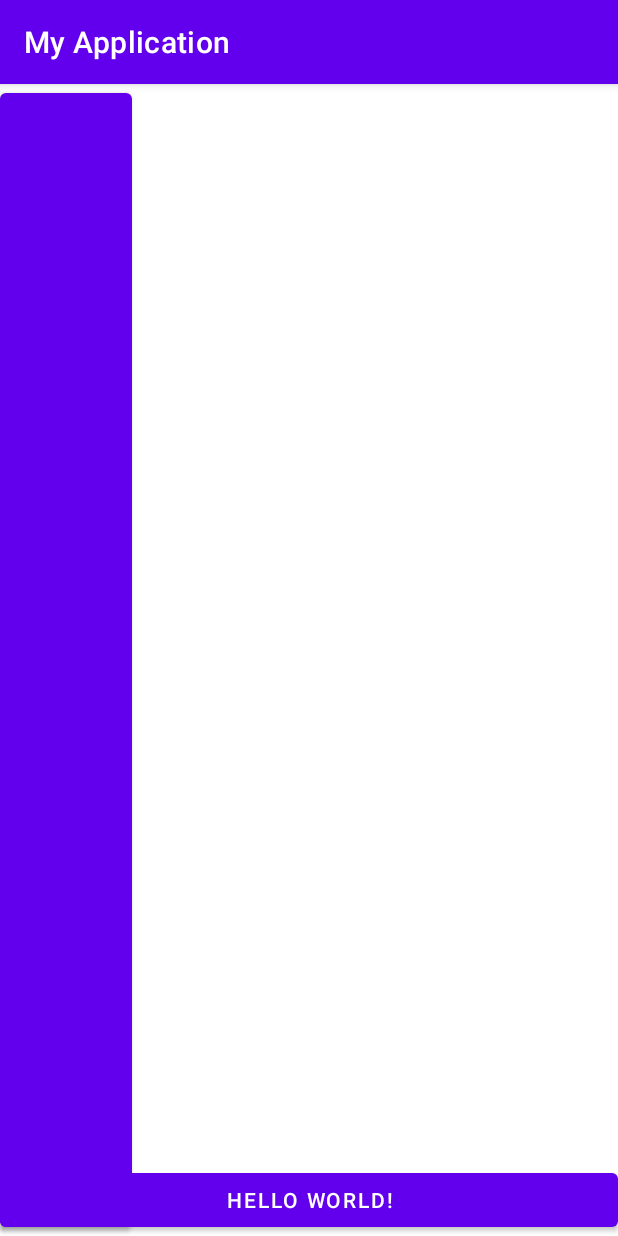
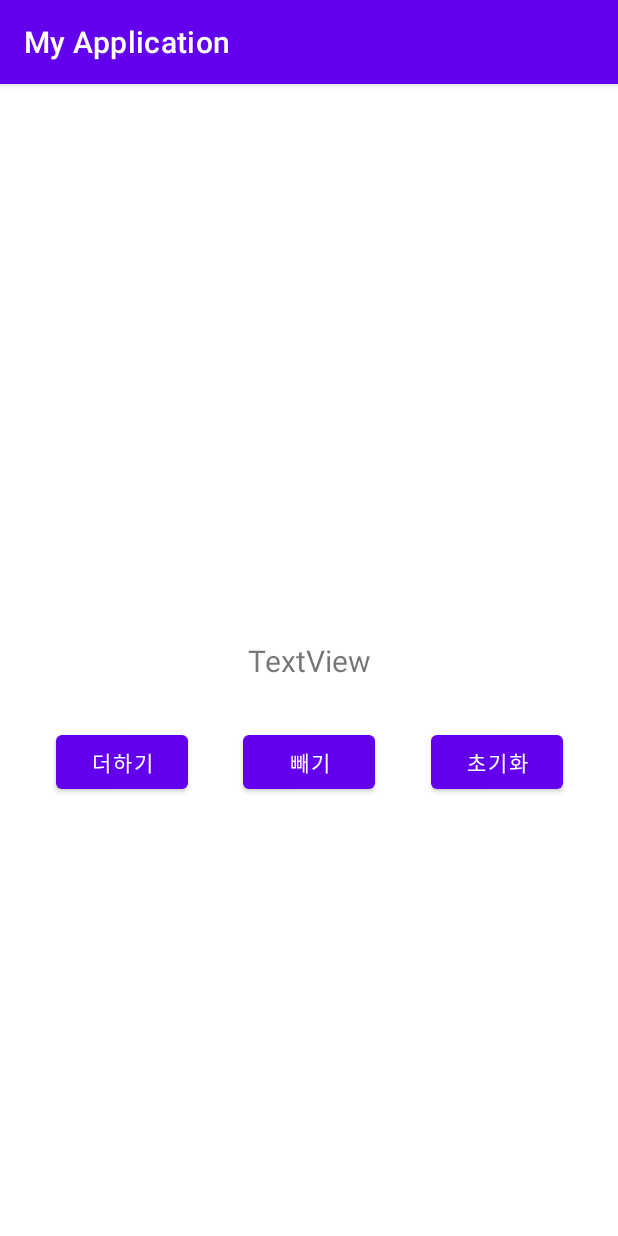
Before and after one commit to ashwon12/MVVM, an Android app: the screen it shows after launch (MainActivity), on a phone screen of 412 x 824 dp. Run offline under Robolectric (Android 15) with nearby library versions, the phone set to English and light mode, and no system bars; 4 statements that could not run were skipped.

Commit message:
[Add] layout

```diff
--- a/app/src/main/java/com/example/myapplication/MainActivity.kt
+++ b/app/src/main/java/com/example/myapplication/MainActivity.kt
@@ -33,28 +33,6 @@ class MainActivity : AppCompatActivity() {
         }
     }
 
-    override fun onStart() {
-        super.onStart()
-        mainViewModel.onLifeCycle("start")
-    }
-
-    override fun onResume() {
-        super.onResume()
-        mainViewModel.plusNumber()
-        mainViewModel.onLifeCycle("resume")
-    }
-
-    override fun onPause() {
-        mainViewModel.onLifeCycle("pause")
-        super.onPause()
-    }
-
-    override fun onDestroy() {
-        mainViewModel.onLifeCycle("destroy")
-        mainViewModel.plusNumber()
-        super.onDestroy()
-    }
-
     private fun btnClick() {
         mainViewModel.plusNumber()
         Toast.makeText(applicationContext, mainViewModel.printNumber(), Toast.LENGTH_SHORT).show()
--- a/app/src/main/res/layout/activity_main.xml
+++ b/app/src/main/res/layout/activity_main.xml
@@ -7,23 +7,45 @@
     tools:context=".MainActivity">
 
     <TextView
-        android:id="@+id/tv"
-        android:layout_width="match_parent"
-        android:layout_height="0dp"
-        app:layout_constraintBottom_toTopOf="@id/btn1"
+        android:id="@+id/tv_number"
+        android:layout_width="wrap_content"
+        android:layout_height="wrap_content"
+        android:text="TextView"
+        android:textSize="20sp"
+        app:layout_constraintBottom_toBottomOf="parent"
+        app:layout_constraintEnd_toEndOf="parent"
+        app:layout_constraintStart_toStartOf="parent"
         app:layout_constraintTop_toTopOf="parent" />
 
     <Button
-        android:id="@+id/btn1"
-        android:layout_width="0dp"
+        android:id="@+id/btn_reset"
+        android:layout_width="wrap_content"
         android:layout_height="wrap_content"
-        android:text="Hello World!"
-        app:layout_constraintBottom_toBottomOf="parent"
-        app:layout_constraintLeft_toLeftOf="parent"
-        app:layout_constraintRight_toRightOf="parent" />
+        android:text="초기화"
+        app:layout_constraintEnd_toEndOf="parent"
+        app:layout_constraintHorizontal_bias="0.5"
+        app:layout_constraintStart_toEndOf="@+id/btn_minus"
+        app:layout_constraintTop_toTopOf="@+id/btn_minus"
+        tools:ignore="MissingConstraints" />
 
     <Button
-        android:layout_width="0dp"
-        android:layout_height="match_parent"/>
+        android:id="@+id/btn_minus"
+        android:layout_width="wrap_content"
+        android:layout_height="wrap_content"
+        android:layout_marginTop="30dp"
+        android:text="빼기"
+        app:layout_constraintEnd_toStartOf="@+id/btn_reset"
+        app:layout_constraintHorizontal_bias="0.5"
+        app:layout_constraintStart_toEndOf="@+id/btn_plus"
+        app:layout_constraintTop_toBottomOf="@+id/tv_number" />
 
+    <Button
+        android:id="@+id/btn_plus"
+        android:layout_width="wrap_content"
+        android:layout_height="wrap_content"
+        android:text="더하기"
+        app:layout_constraintEnd_toStartOf="@+id/btn_minus"
+        app:layout_constraintHorizontal_bias="0.5"
+        app:layout_constraintStart_toStartOf="parent"
+        app:layout_constraintTop_toTopOf="@+id/btn_minus" />
 </androidx.constraintlayout.widget.ConstraintLayout>
```
Also changed, not shown: 1 other file.
